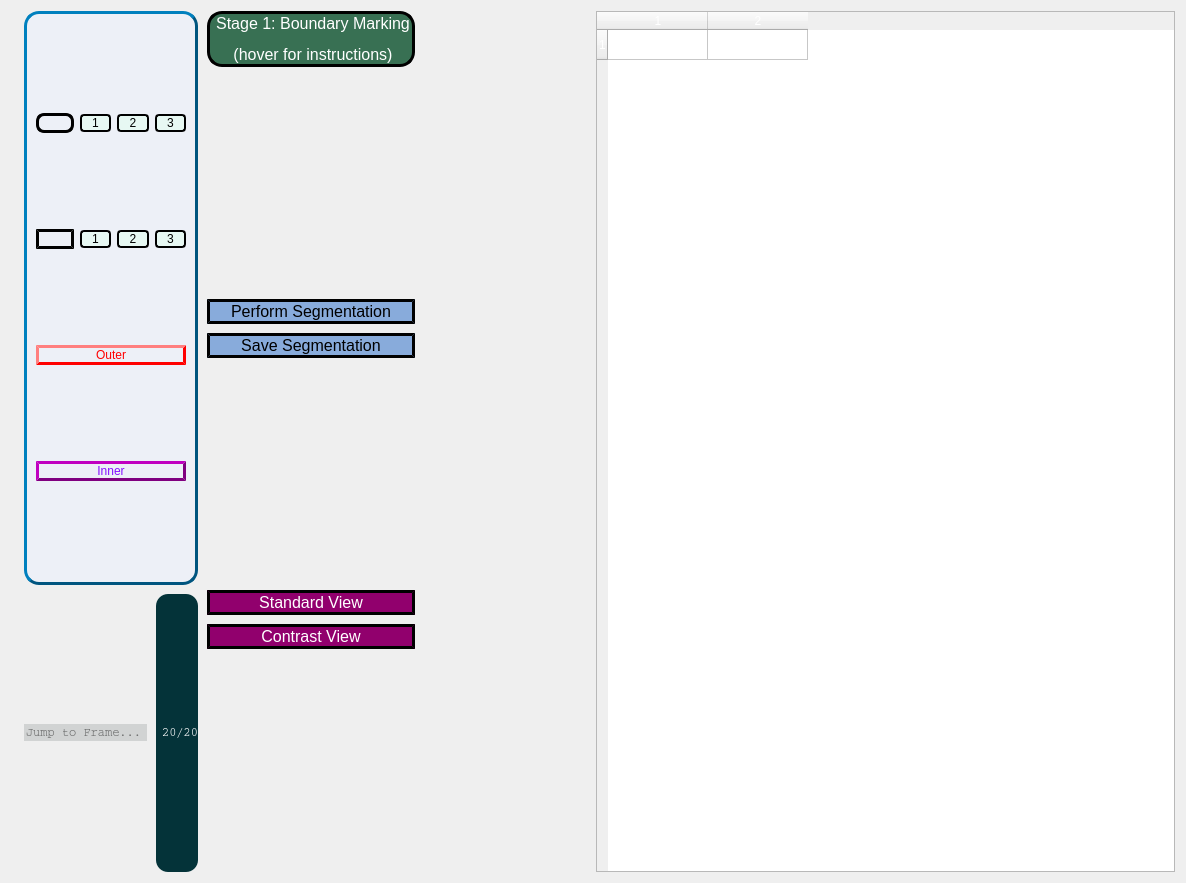
Before: the Qt Designer form FetalMRI_Workspace.ui in EldanChodorov/Automated_FetalMRI, drawn with Qt 5.
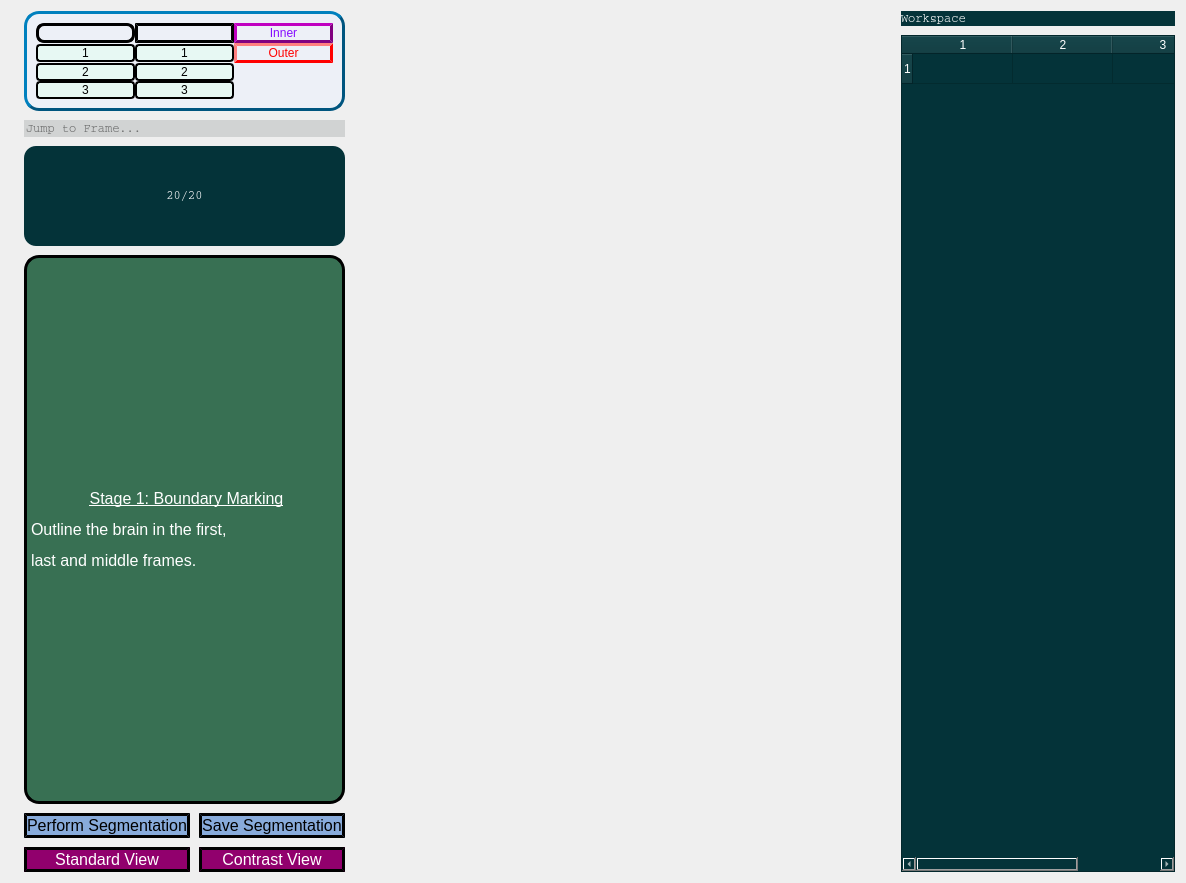
After: the same form once the commit is applied. Icons and pictures are not drawn.

```diff
--- a/FetalMRI_Workspace.ui
+++ b/FetalMRI_Workspace.ui
@@ -29,7 +29,7 @@
       <number>13</number>
      </property>
      <item>
-      <layout class="QHBoxLayout" name="ImageLayout" stretch="0,0,1">
+      <layout class="QHBoxLayout" name="ImageLayout" stretch="0,8,4">
        <property name="spacing">
         <number>9</number>
        </property>
@@ -37,9 +37,15 @@
         <number>0</number>
        </property>
        <item>
-        <layout class="QVBoxLayout" name="toolkitLayout" stretch="1,0">
+        <layout class="QVBoxLayout" name="toolkitLayout" stretch="1,1,1,1,2">
          <item>
           <widget class="QFrame" name="tool_kit">
+           <property name="sizePolicy">
+            <sizepolicy hsizetype="Preferred" vsizetype="Maximum">
+             <horstretch>0</horstretch>
+             <verstretch>0</verstretch>
+            </sizepolicy>
+           </property>
            <property name="styleSheet">
             <string notr="true">border-color: rgb(0, 85, 127);
 background-color: rgb(237, 240, 247);
@@ -52,87 +58,26 @@
             <enum>QFrame::Raised</enum>
            </property>
            <layout class="QGridLayout" name="gridLayout">
-            <item row="5" column="0">
-             <widget class="QPushButton" name="outer_square_btn">
-              <property name="toolTip">
-               <string>Mark middle frame with square ENCLOSING brain.</string>
-              </property>
-              <property name="styleSheet">
-               <string notr="true">background-color:'white'; 
-color: rgb(255, 0, 0);
-font: 75 8pt &quot;MS Shell Dlg 2&quot;;
-border-radius: 12px; border-color: red; border-width: 3px;
-border-style: outset;</string>
-              </property>
-              <property name="text">
-               <string>Outer</string>
-              </property>
-              <property name="icon">
-               <iconset>
-                <normaloff>images/red_square.png</normaloff>images/red_square.png</iconset>
-              </property>
-             </widget>
-            </item>
-            <item row="6" column="0">
-             <widget class="QPushButton" name="inner_square_btn">
-              <property name="toolTip">
-               <string>Mark middle first and last frame with square CONTAINED in brain.</string>
-              </property>
-              <property name="styleSheet">
-               <string notr="true">background-color:'white'; 
-color: rgb(133, 13, 255);
-border-radius: 12px; border-color: purple; border-width:3px;
-border-style: outset;
-font: 75 8pt &quot;MS Shell Dlg 2&quot;;
-</string>
-              </property>
-              <property name="text">
-               <string>Inner</string>
-              </property>
-              <property name="icon">
-               <iconset>
-                <normaloff>images/purple_square.png</normaloff>images/purple_square.png</iconset>
-              </property>
-             </widget>
-            </item>
-            <item row="4" column="0">
-             <layout class="QHBoxLayout" name="horizontalLayout">
-              <item>
-               <widget class="QPushButton" name="eraser_btn">
-                <property name="toolTip">
-                 <string>&lt;html&gt;&lt;head/&gt;&lt;body&gt;&lt;p&gt;Use eraser to remove points or parts of segmentation.&lt;/p&gt;&lt;/body&gt;&lt;/html&gt;</string>
-                </property>
-                <property name="styleSheet">
-                 <string notr="true">background-color:'white'; 
-color: black; 
-border-radius: 12px; border-color: black; border-width: 3px;
-border-style: outset;
-</string>
-                </property>
-                <property name="text">
-                 <string/>
-                </property>
-                <property name="icon">
-                 <iconset>
-                  <normaloff>images/erase.jpg</normaloff>images/erase.jpg</iconset>
-                </property>
-               </widget>
-              </item>
-              <item>
-               <widget class="QPushButton" name="eraser_size1_btn">
+            <property name="verticalSpacing">
+             <number>9</number>
+            </property>
+            <item row="0" column="0">
+             <layout class="QGridLayout" name="gridLayout_3">
+              <item row="2" column="0">
+               <widget class="QPushButton" name="paintbrush_size2_btn">
                 <property name="styleSheet">
                  <string notr="true">background-color: rgb(231, 248, 243);
 color: rgb(0, 0, 0);
 border-radius: 4px; border-color: black; border-width: 2px; 
 border-style: outset;
-font: 8pt &quot;MS Shell Dlg 2&quot;;</string>
+font: 10pt &quot;MS Shell Dlg 2&quot;;</string>
                 </property>
                 <property name="text">
-                 <string>1</string>
+                 <string>2</string>
                 </property>
                </widget>
               </item>
-              <item>
+              <item row="2" column="1">
                <widget class="QPushButton" name="eraser_size2_btn">
                 <property name="styleSheet">
                  <string notr="true">background-color: rgb(231, 248, 243);
@@ -146,25 +91,7 @@
                 </property>
                </widget>
               </item>
-              <item>
-               <widget class="QPushButton" name="eraser_size3_btn">
-                <property name="styleSheet">
-                 <string notr="true">background-color: rgb(231, 248, 243);
-color: rgb(0, 0, 0);
-border-radius: 4px; border-color: black; border-width: 2px; 
-border-style: outset;
-font: 12pt &quot;MS Shell Dlg 2&quot;;</string>
-                </property>
-                <property name="text">
-                 <string>3</string>
-                </property>
-               </widget>
-              </item>
-             </layout>
-            </item>
-            <item row="1" column="0">
-             <layout class="QHBoxLayout" name="horizontalLayout_3">
-              <item>
+              <item row="0" column="0">
                <widget class="QPushButton" name="paintbrush_btn">
                 <property name="toolTip">
                  <string>&lt;html&gt;&lt;head/&gt;&lt;body&gt;&lt;p&gt;Use paintbrush to mark points on image.&lt;/p&gt;&lt;/body&gt;&lt;/html&gt;</string>
@@ -184,7 +111,42 @@
                 </property>
                </widget>
               </item>
-              <item>
+              <item row="1" column="1">
+               <widget class="QPushButton" name="eraser_size1_btn">
+                <property name="styleSheet">
+                 <string notr="true">background-color: rgb(231, 248, 243);
+color: rgb(0, 0, 0);
+border-radius: 4px; border-color: black; border-width: 2px; 
+border-style: outset;
+font: 8pt &quot;MS Shell Dlg 2&quot;;</string>
+                </property>
+                <property name="text">
+                 <string>1</string>
+                </property>
+               </widget>
+              </item>
+              <item row="0" column="1">
+               <widget class="QPushButton" name="eraser_btn">
+                <property name="toolTip">
+                 <string>&lt;html&gt;&lt;head/&gt;&lt;body&gt;&lt;p&gt;Use eraser to remove points or parts of segmentation.&lt;/p&gt;&lt;/body&gt;&lt;/html&gt;</string>
+                </property>
+                <property name="styleSheet">
+                 <string notr="true">background-color:'white'; 
+color: black; 
+border-radius: 12px; border-color: black; border-width: 3px;
+border-style: outset;
+</string>
+                </property>
+                <property name="text">
+                 <string/>
+                </property>
+                <property name="icon">
+                 <iconset>
+                  <normaloff>images/erase.jpg</normaloff>images/erase.jpg</iconset>
+                </property>
+               </widget>
+              </item>
+              <item row="1" column="0">
                <widget class="QPushButton" name="paintbrush_size1_btn">
                 <property name="styleSheet">
                  <string notr="true">background-color: rgb(231, 248, 243);
@@ -198,21 +160,7 @@
                 </property>
                </widget>
               </item>
-              <item>
-               <widget class="QPushButton" name="paintbrush_size2_btn">
-                <property name="styleSheet">
-                 <string notr="true">background-color: rgb(231, 248, 243);
-color: rgb(0, 0, 0);
-border-radius: 4px; border-color: black; border-width: 2px; 
-border-style: outset;
-font: 10pt &quot;MS Shell Dlg 2&quot;;</string>
-                </property>
-                <property name="text">
-                 <string>2</string>
-                </property>
-               </widget>
-              </item>
-              <item>
+              <item row="3" column="0">
                <widget class="QPushButton" name="paintbrush_size3_btn">
                 <property name="styleSheet">
                  <string notr="true">background-color: rgb(231, 248, 243);
@@ -226,17 +174,68 @@
                 </property>
                </widget>
               </item>
+              <item row="3" column="1">
+               <widget class="QPushButton" name="eraser_size3_btn">
+                <property name="styleSheet">
+                 <string notr="true">background-color: rgb(231, 248, 243);
+color: rgb(0, 0, 0);
+border-radius: 4px; border-color: black; border-width: 2px; 
+border-style: outset;
+font: 12pt &quot;MS Shell Dlg 2&quot;;</string>
+                </property>
+                <property name="text">
+                 <string>3</string>
+                </property>
+               </widget>
+              </item>
+              <item row="0" column="3">
+               <widget class="QPushButton" name="inner_square_btn">
+                <property name="toolTip">
+                 <string>Mark middle first and last frame with square CONTAINED in brain.</string>
+                </property>
+                <property name="styleSheet">
+                 <string notr="true">background-color:'white'; 
+color: rgb(133, 13, 255);
+border-radius: 12px; border-color: purple; border-width:3px;
+border-style: outset;
+font: 75 8pt &quot;MS Shell Dlg 2&quot;;
+</string>
+                </property>
+                <property name="text">
+                 <string>Inner</string>
+                </property>
+                <property name="icon">
+                 <iconset>
+                  <normaloff>images/purple_square.png</normaloff>images/purple_square.png</iconset>
+                </property>
+               </widget>
+              </item>
+              <item row="1" column="3">
+               <widget class="QPushButton" name="outer_square_btn">
+                <property name="toolTip">
+                 <string>Mark middle frame with square ENCLOSING brain.</string>
+                </property>
+                <property name="styleSheet">
+                 <string notr="true">background-color:'white'; 
+color: rgb(255, 0, 0);
+font: 75 8pt &quot;MS Shell Dlg 2&quot;;
+border-radius: 12px; border-color: red; border-width: 3px;
+border-style: outset;</string>
+                </property>
+                <property name="text">
+                 <string>Outer</string>
+                </property>
+                <property name="icon">
+                 <iconset>
+                  <normaloff>images/red_square.png</normaloff>images/red_square.png</iconset>
+                </property>
+               </widget>
+              </item>
              </layout>
             </item>
            </layout>
           </widget>
          </item>
-         <item>
-          <layout class="QVBoxLayout" name="verticalLayout_3" stretch="0">
-           <item>
-            <layout class="QHBoxLayout" name="horizontalLayout_2" stretch="0,0">
-             <item>
-              <layout class="QVBoxLayout" name="verticalLayout" stretch="0">
                <item>
                 <widget class="QLineEdit" name="jump_frame_lineedit">
                  <property name="styleSheet">
@@ -252,20 +251,27 @@
                  </property>
                 </widget>
                </item>
-              </layout>
-             </item>
              <item>
               <widget class="QLabel" name="frame_number">
+           <property name="enabled">
+            <bool>true</bool>
+           </property>
+           <property name="sizePolicy">
+            <sizepolicy hsizetype="Preferred" vsizetype="Preferred">
+             <horstretch>0</horstretch>
+             <verstretch>0</verstretch>
+            </sizepolicy>
+           </property>
                <property name="minimumSize">
                 <size>
                  <width>42</width>
-                 <height>278</height>
+             <height>50</height>
                 </size>
                </property>
                <property name="maximumSize">
                 <size>
-                 <width>70</width>
-                 <height>16777215</height>
+             <width>500</width>
+             <height>100</height>
                 </size>
                </property>
                <property name="autoFillBackground">
@@ -280,23 +286,24 @@
 </string>
                </property>
                <property name="text">
-                <string>&lt;html&gt;&lt;head/&gt;&lt;body&gt;&lt;p align=&quot;right&quot;&gt;20/20&lt;/p&gt;&lt;/body&gt;&lt;/html&gt;</string>
+            <string>&lt;html&gt;&lt;head/&gt;&lt;body&gt;&lt;p align=&quot;center&quot;&gt;20/20&lt;/p&gt;&lt;/body&gt;&lt;/html&gt;</string>
+           </property>
+           <property name="alignment">
+            <set>Qt::AlignCenter</set>
+           </property>
+           <property name="wordWrap">
+            <bool>false</bool>
                </property>
               </widget>
              </item>
-            </layout>
-           </item>
-          </layout>
-         </item>
-        </layout>
-       </item>
-       <item>
-        <layout class="QVBoxLayout" name="performSegBtnsLayout">
-         <property name="sizeConstraint">
-          <enum>QLayout::SetMaximumSize</enum>
-         </property>
          <item>
           <widget class="QLabel" name="instructions">
+           <property name="maximumSize">
+            <size>
+             <width>800</width>
+             <height>800</height>
+            </size>
+           </property>
            <property name="toolTip">
             <string>&lt;html&gt;&lt;head/&gt;&lt;body&gt;&lt;pre style=&quot; margin-top:12px; margin-bottom:12px; margin-left:0px; margin-right:0px; -qt-block-indent:0; text-indent:0px; background-color:#ffffff;&quot;&gt;&lt;span style=&quot; font-family:'Courier New'; font-size:9pt; font-weight:600; color:#008080;&quot;&gt;In the first and last frame: draw a purple square inside the brain area.&lt;br/&gt;In the middle frame: draw a red square around [enclosing] the brain area.&lt;br/&gt;Finally: press 'Perform Segmentation'.&lt;/span&gt;&lt;/pre&gt;&lt;/body&gt;&lt;/html&gt;</string>
            </property>
@@ -314,24 +321,28 @@
 </string>
            </property>
            <property name="text">
-            <string>&lt;html&gt;&lt;head/&gt;&lt;body&gt;&lt;p align=&quot;center&quot;&gt;Stage 1: Boundary Marking&lt;/p&gt;&lt;p align=&quot;center&quot;&gt;(hover for instructions)&lt;/p&gt;&lt;/body&gt;&lt;/html&gt;</string>
+            <string>&lt;html&gt;&lt;head/&gt;&lt;body&gt;&lt;p align=&quot;center&quot;&gt;&lt;span style=&quot; text-decoration: underline;&quot;&gt;Stage 1&lt;/span&gt;&lt;span style=&quot; text-decoration: underline;&quot;&gt;: Boundary Marking&lt;/span&gt;&lt;/p&gt;&lt;p&gt;Outline the brain in the first, &lt;/p&gt;&lt;p&gt;last and middle frames.&lt;/p&gt;&lt;/body&gt;&lt;/html&gt;</string>
            </property>
           </widget>
          </item>
          <item>
-          <spacer name="verticalSpacer">
-           <property name="orientation">
-            <enum>Qt::Vertical</enum>
-           </property>
-           <property name="sizeHint" stdset="0">
-            <size>
-             <width>20</width>
-             <height>40</height>
-            </size>
-           </property>
-          </spacer>
-         </item>
-         <item>
+          <layout class="QGridLayout" name="gridLayout_4">
+           <item row="1" column="1">
+            <widget class="QPushButton" name="contrast_view_btn">
+             <property name="whatsThis">
+              <string>Improve contrast of image</string>
+             </property>
+             <property name="styleSheet">
+              <string notr="true">background-color:rgb(145, 0, 109); color: white; font-weight: regular; font-size: 12pt;
+border-radius: 15px; border-color: black; border-width: 3px; 
+border-style: outset;</string>
+             </property>
+             <property name="text">
+              <string>Contrast View</string>
+             </property>
+            </widget>
+           </item>
+           <item row="0" column="0">
           <widget class="QPushButton" name="perform_seg_btn">
            <property name="styleSheet">
             <string notr="true">background-color:#88abdb; color: black; font-weight: regular; font-size: 12pt;
@@ -344,35 +355,7 @@
            </property>
           </widget>
          </item>
-         <item>
-          <widget class="QPushButton" name="save_seg_btn">
-           <property name="enabled">
-            <bool>false</bool>
-           </property>
-           <property name="styleSheet">
-            <string notr="true">background-color:#88abdb; color: black; font-weight: regular; font-size: 12pt;
-border-radius: 15px; border-color: black; border-width: 3px; 
-border-style: outset;</string>
-           </property>
-           <property name="text">
-            <string>Save Segmentation</string>
-           </property>
-          </widget>
-         </item>
-         <item>
-          <spacer name="verticalSpacer_2">
-           <property name="orientation">
-            <enum>Qt::Vertical</enum>
-           </property>
-           <property name="sizeHint" stdset="0">
-            <size>
-             <width>20</width>
-             <height>40</height>
-            </size>
-           </property>
-          </spacer>
-         </item>
-         <item>
+           <item row="1" column="0">
           <widget class="QPushButton" name="standard_view_btn">
            <property name="enabled">
             <bool>false</bool>
@@ -387,61 +370,74 @@
            </property>
           </widget>
          </item>
-         <item>
-          <widget class="QPushButton" name="contrast_view_btn">
-           <property name="whatsThis">
-            <string>Improve contrast of image</string>
+           <item row="0" column="1">
+            <widget class="QPushButton" name="save_seg_btn">
+             <property name="enabled">
+              <bool>false</bool>
            </property>
            <property name="styleSheet">
-            <string notr="true">background-color:rgb(145, 0, 109); color: white; font-weight: regular; font-size: 12pt;
+              <string notr="true">background-color:#88abdb; color: black; font-weight: regular; font-size: 12pt;
 border-radius: 15px; border-color: black; border-width: 3px; 
 border-style: outset;</string>
            </property>
            <property name="text">
-            <string>Contrast View</string>
+              <string>Save Segmentation</string>
            </property>
           </widget>
          </item>
-         <item>
-          <spacer name="verticalSpacer_3">
-           <property name="orientation">
-            <enum>Qt::Vertical</enum>
-           </property>
-           <property name="sizeHint" stdset="0">
-            <size>
-             <width>20</width>
-             <height>40</height>
-            </size>
-           </property>
-          </spacer>
+          </layout>
          </item>
         </layout>
        </item>
        <item>
-        <layout class="QVBoxLayout" name="scrollLayout"/>
-       </item>
-      </layout>
-     </item>
-    </layout>
-   </item>
-   <item row="0" column="3">
+        <layout class="QVBoxLayout" name="scrollLayout">
+         <property name="spacing">
+          <number>9</number>
+         </property>
+        </layout>
+       </item>
+       <item>
     <layout class="QVBoxLayout" name="verticalLayout_2">
+         <item>
+          <widget class="QLabel" name="label">
+           <property name="styleSheet">
+            <string notr="true">font: 75 12pt &quot;MS Shell Dlg 2&quot;;
+color: rgb(255, 255, 255);
+font-family: Courier;
+background-color: rgb(4, 51, 57);
+border-radius: 12px; border-color: rgb(4, 51, 57); border-width: 3px;
+</string>
+           </property>
+           <property name="text">
+            <string>Workspace</string>
+           </property>
+          </widget>
+         </item>
      <item>
       <widget class="QTableWidget" name="tableWidget">
        <property name="styleSheet">
         <string notr="true">color: rgb(255, 255, 255);
-font: 75 8pt &quot;MS Shell Dlg 2&quot;;</string>
+font: 75 8pt &quot;MS Shell Dlg 2&quot;;
+background-color: rgb(4, 51, 57)</string>
+           </property>
+           <property name="horizontalScrollBarPolicy">
+            <enum>Qt::ScrollBarAsNeeded</enum>
        </property>
        <property name="rowCount">
         <number>1</number>
        </property>
        <property name="columnCount">
-        <number>2</number>
+            <number>3</number>
        </property>
        <row/>
        <column/>
        <column/>
-      </widget>
+           <column/>
+          </widget>
+         </item>
+        </layout>
+       </item>
+      </layout>
      </item>
     </layout>
    </item>
```
Left out of the diff: 2 changed lines with no effect on the pictures. Lines whose indentation alone changed are shown as unchanged.
